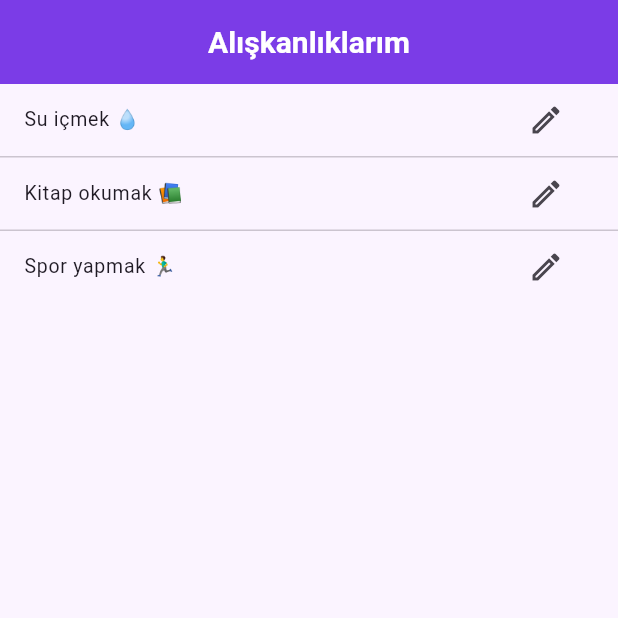
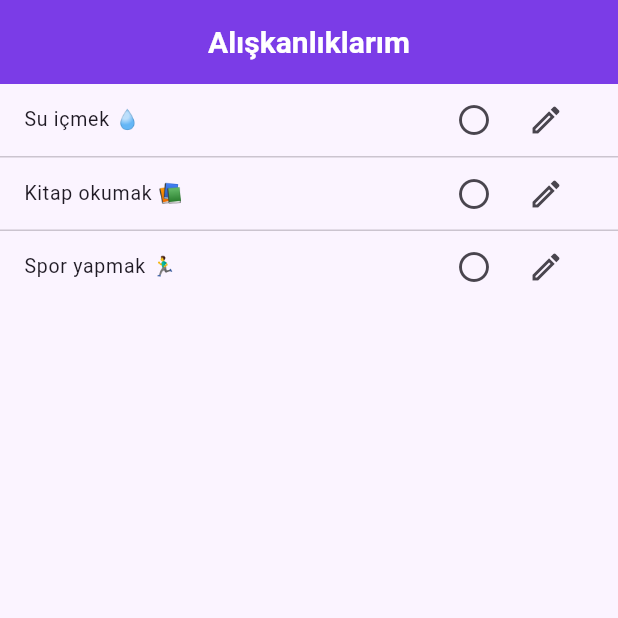
Before and after one commit to FatihEmreBARUTCU0/habit_tracker, a Flutter app: the screen it shows after launch, on a phone screen of 412 x 824 dp, the top half of it. Run offline on Flutter 3.47's test engine with Material 3 defaults, Android fonts, the phone set to English and light mode, and no system bars; our stand-ins replace flutter_local_notifications, shared_preferences, timezone; statements that could not run were skipped.

Commit message:
feat: daily check and basic notifications

```diff
--- a/lib/models/habit.dart
+++ b/lib/models/habit.dart
@@ -8,11 +8,18 @@ class Habit {
   String name;
   bool isDone;
 
+  // NEW: Bugünlük işaret bilgisini hesaplarken kullanacağımız alan (YYYY-MM-DD)
+  String lastCheckedYmd;
+
   Habit({
     required this.id,
     required this.name,
     this.isDone = false,
+    this.lastCheckedYmd = '', // NEW: hiç işaretlenmediyse boş kalsın
   });
+
+  // NEW: Bugün işaretli mi? (gün değişince otomatik false olur)
+  bool get isCheckedToday => lastCheckedYmd == _todayYmd();
 
   // JSON için: nesneden Map'e
   Map<String, dynamic> toMap() {
@@ -20,6 +27,7 @@ class Habit {
       'id': id,
       'name': name,
       'isDone': isDone,
+      'lastCheckedYmd': lastCheckedYmd, // NEW
     };
   }
 
@@ -29,10 +37,18 @@ class Habit {
       id: map['id'] as String? ?? '',
       name: map['name'] as String? ?? '',
       isDone: map['isDone'] as bool? ?? false,
+      lastCheckedYmd: map['lastCheckedYmd'] as String? ?? '', // NEW
     );
   }
 }
 
+// Yardımcı: bugünün tarihini 'YYYY-MM-DD' üret
+String _todayYmd() {
+  final now = DateTime.now();
+  final m = now.month.toString().padLeft(2, '0');
+  final d = now.day.toString().padLeft(2, '0');
+  return '${now.year}-$m-$d';
+}
 
 String genId() {
   final ts = DateTime.now().microsecondsSinceEpoch;
--- a/lib/screens/habit_list_screen.dart
+++ b/lib/screens/habit_list_screen.dart
@@ -64,6 +64,29 @@ class _HabitListScreenState extends State<HabitListScreen> {
     await prefs.setString(_prefsKey, _encodeHabits(_habits));
     if (kDebugMode) debugPrint('[save] wrote ${_habits.length} items');
   }
+
+// Bugünün tarihini 'YYYY-MM-DD' üretir
+String _todayYmd() {
+  final now = DateTime.now();
+  final m = now.month.toString().padLeft(2, '0');
+  final d = now.day.toString().padLeft(2, '0');
+  return '${now.year}-$m-$d';
+}
+
+// "Bugün ✓" toggle mantığı
+void _toggleToday(Habit habit) {
+  setState(() {
+    final today = _todayYmd();
+    if (habit.lastCheckedYmd == today) {
+      habit.lastCheckedYmd = '';       // bugünkü işareti kaldır
+    } else {
+      habit.lastCheckedYmd = today;    // bugün olarak işaretle
+    }
+  });
+  _saveHabits(); // kalıcı depolama
+}
+
+
 
   void _enterSelection(Habit h) {
     setState(() {
@@ -221,12 +244,27 @@ class _HabitListScreenState extends State<HabitListScreen> {
                       : null,
                   title: Text(habit.name),
                   trailing: _selectionMode
-                      ? const SizedBox.shrink()
-                      : IconButton(
-                          tooltip: 'Düzenle',
-                          icon: const Icon(Icons.edit_outlined),
-                          onPressed: () => _goToEdit(habit),
-                        ),
+    ? const SizedBox.shrink()
+    : Row(
+        mainAxisSize: MainAxisSize.min,
+        children: [
+          IconButton(
+            tooltip: habit.isCheckedToday ? 'Bugün işareti kaldır' : 'Bugün ✓',
+            icon: Icon(
+              habit.isCheckedToday
+                  ? Icons.check_circle
+                  : Icons.circle_outlined,
+            ),
+            onPressed: () => _toggleToday(habit),
+          ),
+          IconButton(
+            tooltip: 'Düzenle',
+            icon: const Icon(Icons.edit_outlined),
+            onPressed: () => _goToEdit(habit),
+          ),
+        ],
+      ),
+
                   dense: true,
                 );
 
--- a/pubspec.yaml
+++ b/pubspec.yaml
@@ -35,6 +35,8 @@ dependencies:
   # Use with the CupertinoIcons class for iOS style icons.
   cupertino_icons: ^1.0.8
   shared_preferences: ^2.5.3
+  flutter_local_notifications: ^19.4.1
+  timezone: ^0.10.1
 
 dev_dependencies:
   flutter_test:
```
Also changed, not shown: lib/main.dart (+61 -1 lines), pubspec.lock, 3 other files.
